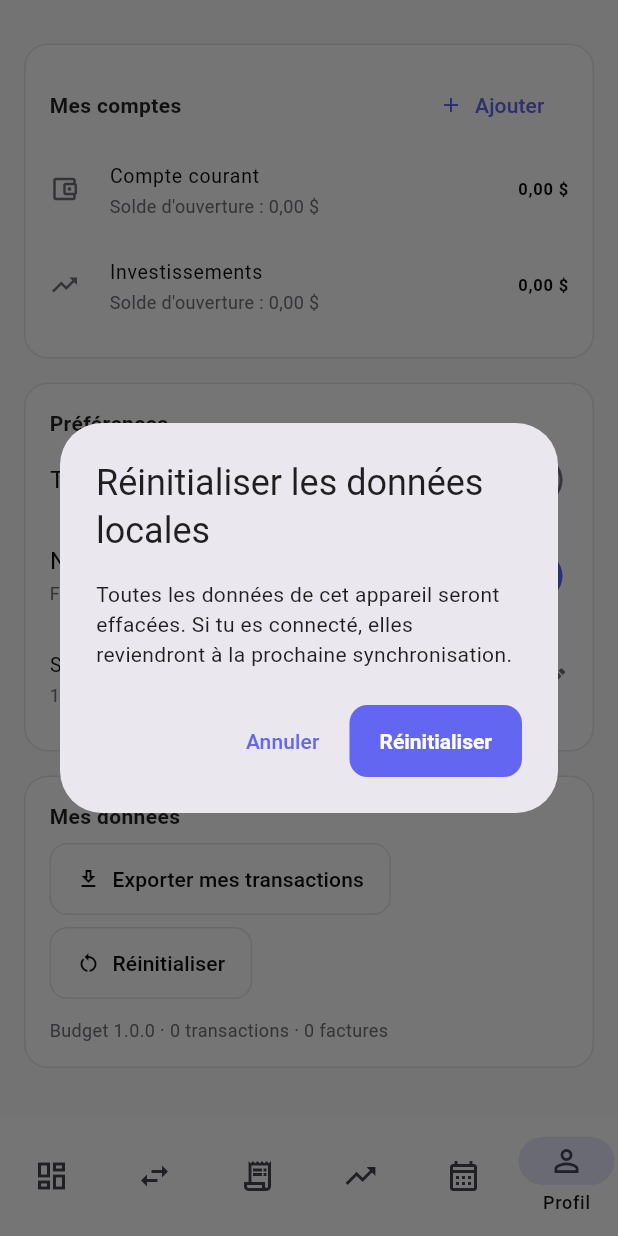
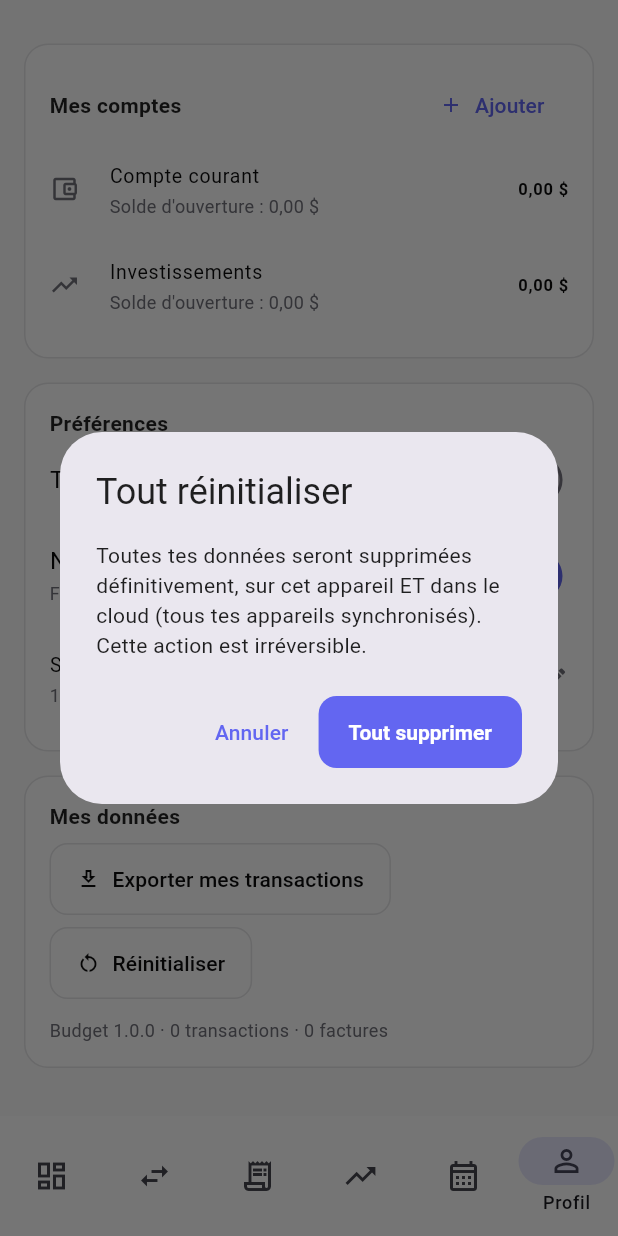
Before and after one commit to remicarlaubertin/My-app, a Flutter app: the screen it shows after launch, item 6 of the bottom bar chosen, scrolled down 576 dp, after a tap on "Réinitialiser", on a phone screen of 412 x 824 dp. Run offline on Flutter 3.47's test engine with Material 3 defaults, Android fonts, the phone set to English and light mode, and no system bars; our stand-ins replace csv, file_picker, fl_chart, flutter_local_notifications, flutter_riverpod, flutter_secure_storage and 6 more; missing offline and left inert: desktop_drop, excel, local_notifier, window_manager; accounts and stored records are empty.

Commit message:
Update profile_screen.dart

```diff
--- a/lib/features/profile/profile_screen.dart
+++ b/lib/features/profile/profile_screen.dart
@@ -339,15 +339,22 @@ class ProfileScreen extends ConsumerWidget {
                     onPressed: () async {
                       final bool ok = await confirmDialog(
                         context,
-                        title: 'Réinitialiser les données locales',
+                        title: 'Tout réinitialiser',
                         message:
-                            'Toutes les données de cet appareil seront '
-                            'effacées. Si tu es connecté, elles reviendront '
-                            'à la prochaine synchronisation.',
-                        confirmLabel: 'Réinitialiser',
+                            'Toutes tes données seront supprimées '
+                            'définitivement, sur cet appareil ET dans le '
+                            'cloud (tous tes appareils synchronisés). '
+                            'Cette action est irréversible.',
+                        confirmLabel: 'Tout supprimer',
                       );
                       if (ok) {
-                        await ref.read(appProvider.notifier).resetLocalData();
+                        await ref.read(appProvider.notifier).eraseAllData();
+                        if (context.mounted) {
+                          showSnack(
+                            context,
+                            'Toutes les données ont été supprimées.',
+                          );
+                        }
                       }
                     },
                     icon: const Icon(Icons.restart_alt, size: 16),
```
